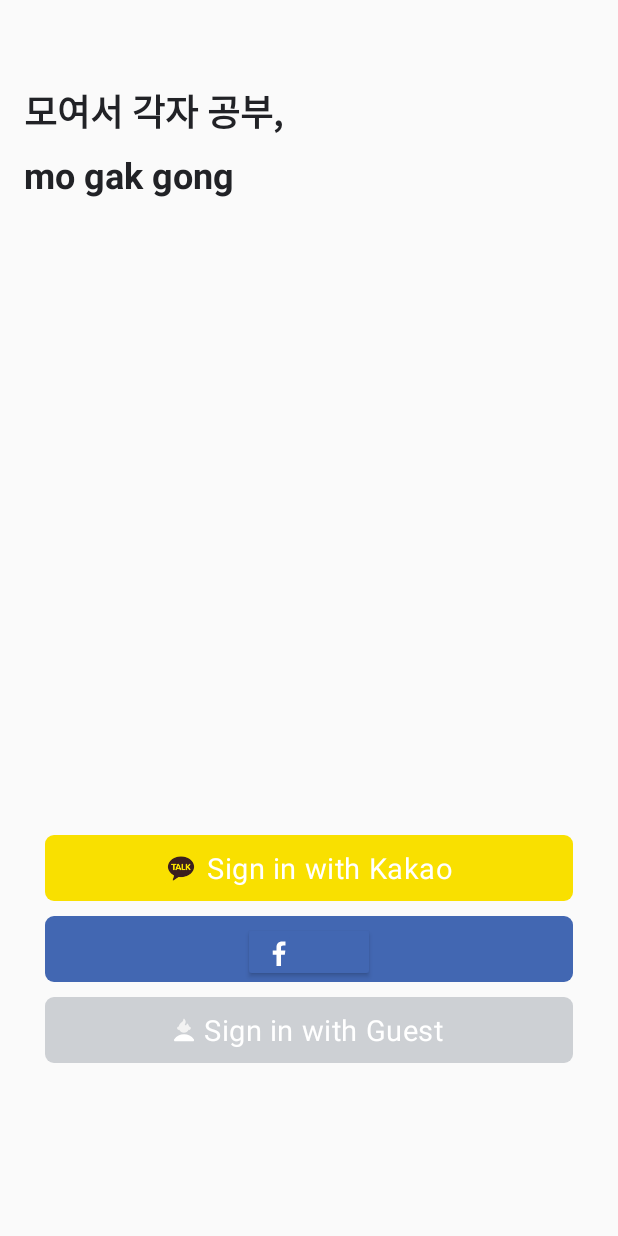
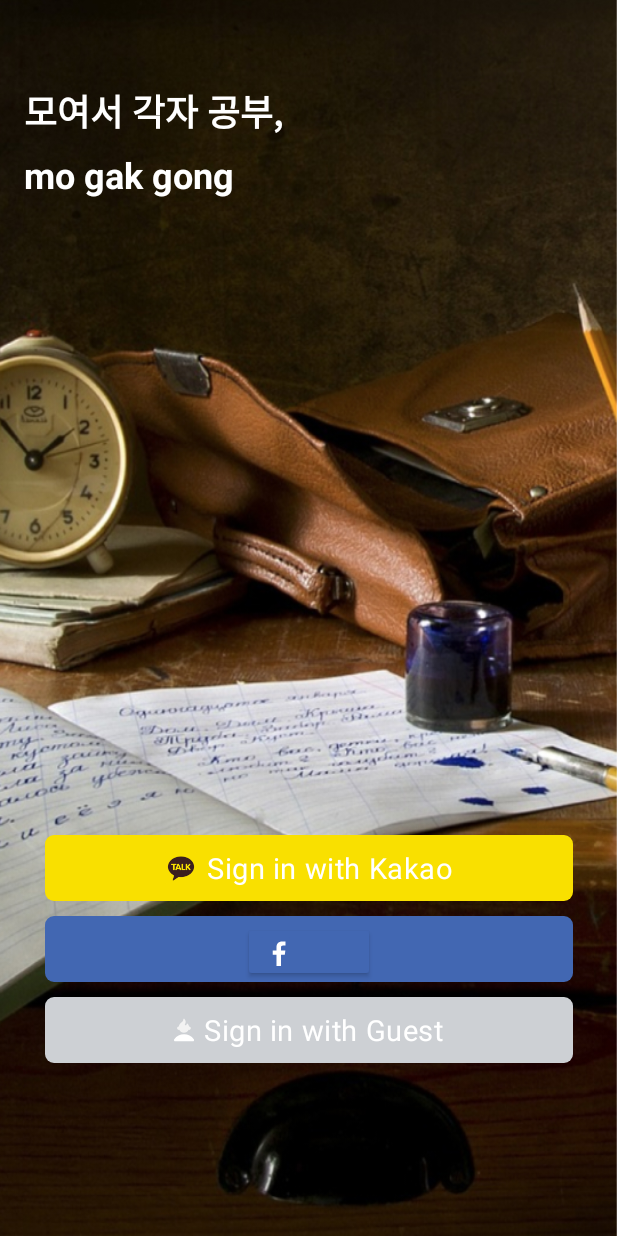
Before and after one commit to mash-up-kr/Dionysos-Android, an Android app: the screen it shows after launch (LoginActivity), on a phone screen of 412 x 824 dp. Run offline under Robolectric (Android 15) with nearby library versions, the phone set to English and light mode, and no system bars; our stand-ins replace RxJava; libraries missing offline, so code that uses them is left out: com.facebook, com.facebook.login, com.kakao.auth, com.kakao.network, com.kakao.usermgmt and 1 more; plain views replace LoginButton; 6 statements that could not run were skipped.

Commit message:
feat:add login background

```diff
--- a/app/src/main/res/layout/activity_login.xml
+++ b/app/src/main/res/layout/activity_login.xml
@@ -2,6 +2,7 @@
 <androidx.constraintlayout.widget.ConstraintLayout xmlns:android="http://schemas.android.com/apk/res/android"
     android:layout_width="match_parent"
     android:layout_height="match_parent"
+    android:background="@drawable/login_bg"
     xmlns:app="http://schemas.android.com/apk/res-auto">
 
     <TextView
@@ -14,7 +15,7 @@
         android:textStyle="bold"
         android:layout_marginStart="@dimen/mai_margin_16"
         android:text="@string/mogakgong_ko"
-        android:textColor="@color/dark_grey"
+        android:textColor="@color/white"
         android:textSize="@dimen/text_24"
         app:layout_constraintStart_toStartOf="parent"
         app:layout_constraintTop_toTopOf="parent" />
@@ -27,7 +28,7 @@
         android:layout_height="wrap_content"
         android:layout_marginTop="@dimen/main_margin_8"
         android:text="@string/mogakgong"
-        android:textColor="@color/dark_grey"
+        android:textColor="@color/white"
         android:textSize="@dimen/text_24"
         app:layout_constraintStart_toStartOf="@+id/mogackgong_ko_text"
         app:layout_constraintTop_toBottomOf="@+id/mogackgong_ko_text" />
```
Also changed, not shown: app/src/main/res/drawable-hdpi/login_bg.jpg (added), app/src/main/res/drawable-mdpi/login_bg.jpg (added), app/src/main/res/drawable-xhdpi/login_bg.jpg (added), app/src/main/res/drawable-xxhdpi/login_bg.jpg (added), 1 other file.
